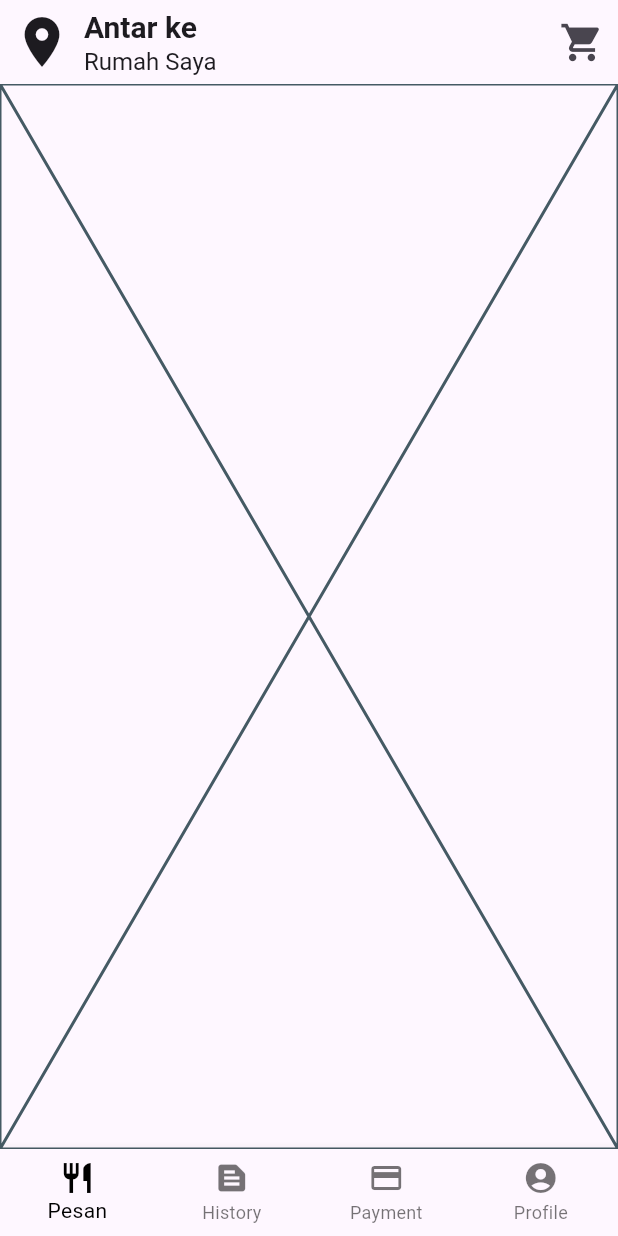
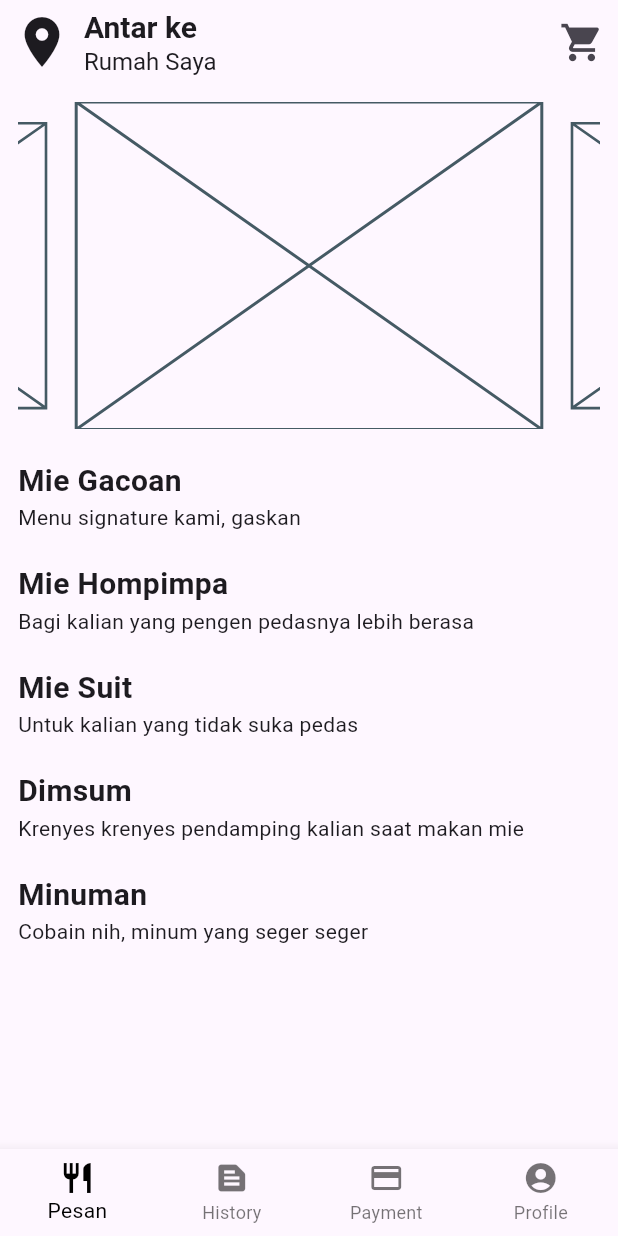
Before and after one commit to Testboiz/tako_food, a Flutter app: the DashboardPage screen opened by its route, on a phone screen of 412 x 824 dp. Run offline on Flutter 3.47's test engine with Material 3 defaults, Android fonts, the phone set to English and light mode, and no system bars; drawn by our look-alikes of carousel_slider; our stand-ins replace cloud_firestore, firebase_auth, firebase_core; accounts and stored records are empty.

Commit message:
basic widget structure done

```diff
--- a/lib/pages/dashboard.dart
+++ b/lib/pages/dashboard.dart
@@ -1,5 +1,3 @@
-import 'dart:developer';
-
 import 'package:flutter/material.dart';
 import 'package:carousel_slider/carousel_slider.dart';
 
@@ -94,6 +92,68 @@
               );
             }
           }),
-        body: const Placeholder());
+      body: SafeArea(
+        child: Padding(
+          padding: const EdgeInsets.all(12),
+          child: SingleChildScrollView(
+            child: Column(
+              crossAxisAlignment: CrossAxisAlignment.start,
+              children: [
+                CarouselSlider(
+                  items: const [Placeholder(), Placeholder(), Placeholder()],
+                  options: CarouselOptions(
+                    autoPlay: true,
+                    enlargeCenterPage: true,
+                  ),
+                ),
+                const SizedBox(
+                  height: 20,
+                ),
+                const Text(
+                  "Mie Gacoan",
+                  style: TextStyle(fontSize: 20, fontWeight: FontWeight.bold),
+                ),
+                const Text("Menu signature kami, gaskan"),
+                const SizedBox(
+                  height: 20,
+                ),
+                const Text(
+                  "Mie Hompimpa",
+                  style: TextStyle(fontSize: 20, fontWeight: FontWeight.bold),
+                ),
+                const Text("Bagi kalian yang pengen pedasnya lebih berasa"),
+                const SizedBox(
+                  height: 20,
+                ),
+                const Text(
+                  "Mie Suit",
+                  style: TextStyle(fontSize: 20, fontWeight: FontWeight.bold),
+                ),
+                const Text("Untuk kalian yang tidak suka pedas"),
+                const SizedBox(
+                  height: 20,
+                ),
+                const Text(
+                  "Dimsum",
+                  style: TextStyle(fontSize: 20, fontWeight: FontWeight.bold),
+                ),
+                const Text("Krenyes krenyes pendamping kalian saat makan mie"),
+                const SizedBox(
+                  height: 20,
+                ),
+                const Text(
+                  "Minuman",
+                  style: TextStyle(fontSize: 20, fontWeight: FontWeight.bold),
+                ),
+                const Text("Cobain nih, minum yang seger seger"),
+                const SizedBox(
+                  height: 20,
+                ),
+              ],
+            ),
+          ),
+        ),
+      ),
+    );
   }
 }
```
Lines whose indentation alone changed are shown as unchanged.
